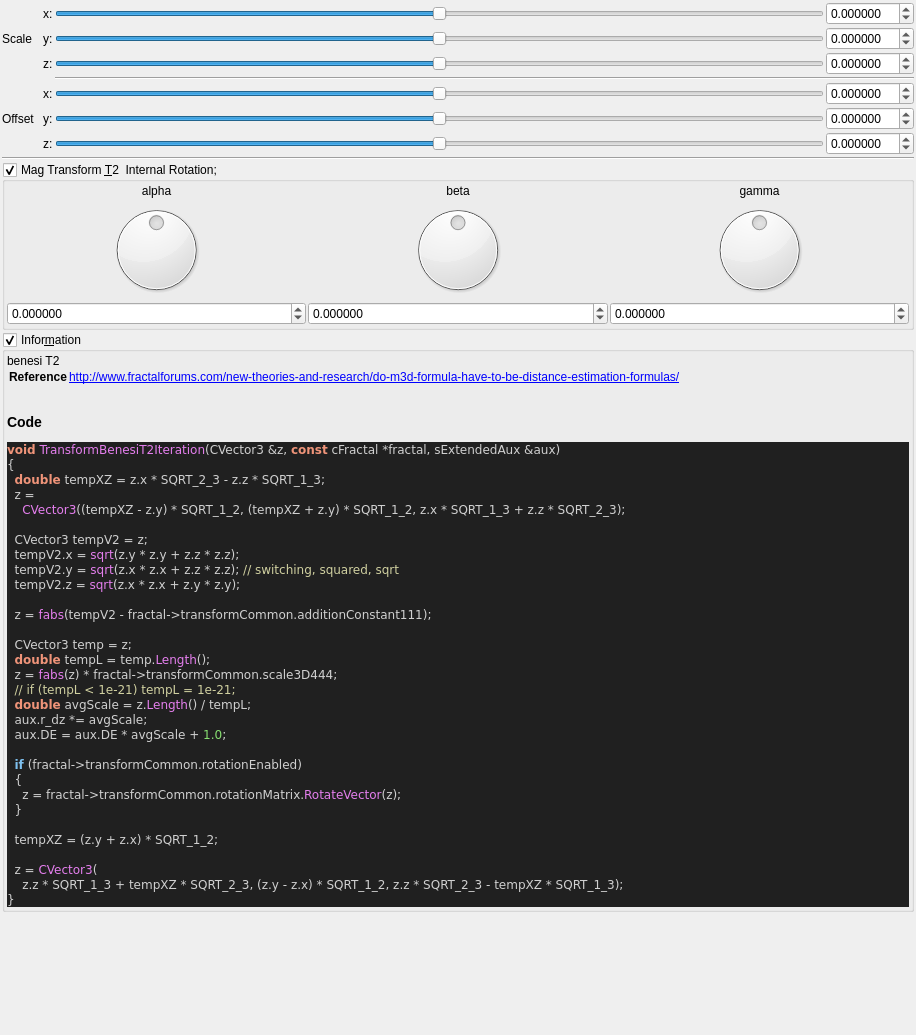
The window that mandelbulber2/qt_data/fractal_transf_benesi_T2.ui (buddhi1980/mandelbulber2) describes before a commit, drawn with Qt 5.
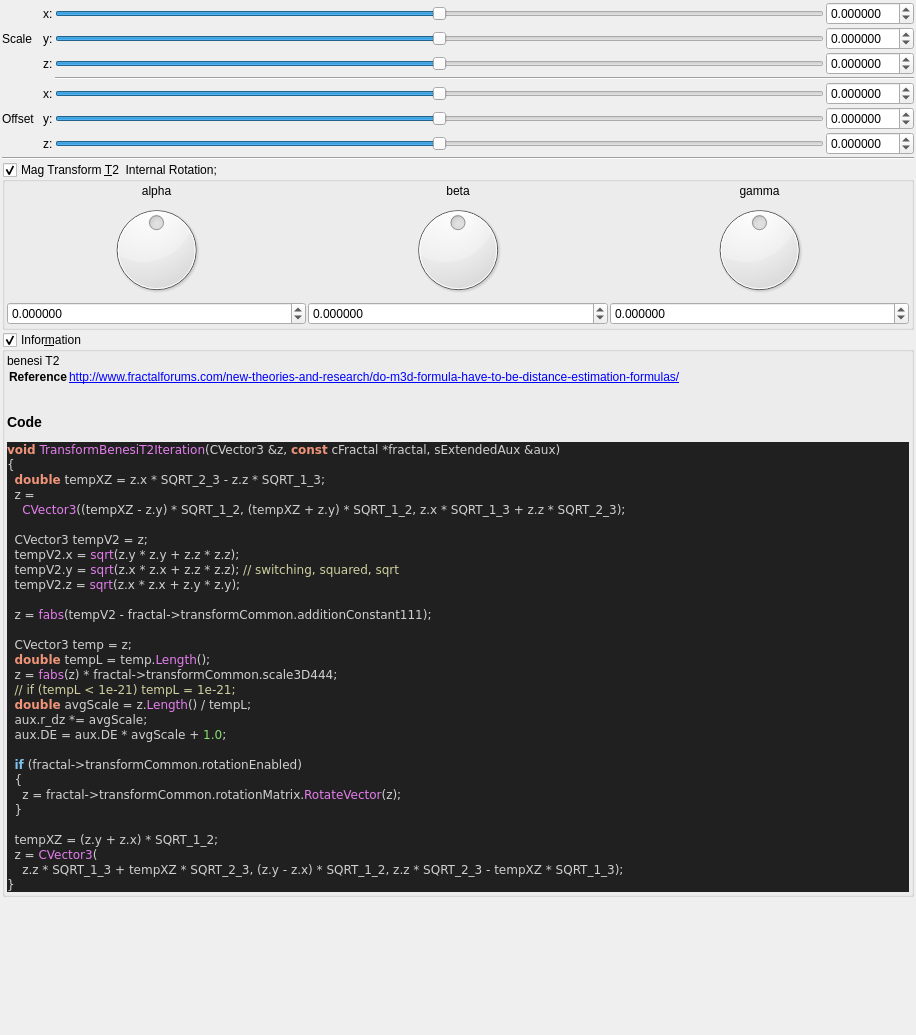
The same window after the commit. Custom widgets are drawn as their Qt base class.

The edit to the form file:
```diff
--- a/mandelbulber2/qt_data/fractal_transf_benesi_T2.ui
+++ b/mandelbulber2/qt_data/fractal_transf_benesi_T2.ui
@@ -656,7 +656,6 @@
   &lt;span style=&quot;color:#d0d0d0&quot;&gt;}&lt;/span&gt;
 
   tempXZ &lt;span style=&quot;color:#d0d0d0&quot;&gt;= (&lt;/span&gt;z&lt;span style=&quot;color:#d0d0d0&quot;&gt;.&lt;/span&gt;y &lt;span style=&quot;color:#d0d0d0&quot;&gt;+&lt;/span&gt; z&lt;span style=&quot;color:#d0d0d0&quot;&gt;.&lt;/span&gt;x&lt;span style=&quot;color:#d0d0d0&quot;&gt;) *&lt;/span&gt; SQRT_1_2&lt;span style=&quot;color:#d0d0d0&quot;&gt;;&lt;/span&gt;
-
   z &lt;span style=&quot;color:#d0d0d0&quot;&gt;=&lt;/span&gt; &lt;span style=&quot;color:#e47eed&quot;&gt;CVector3&lt;/span&gt;&lt;span style=&quot;color:#d0d0d0&quot;&gt;(&lt;/span&gt;
     z&lt;span style=&quot;color:#d0d0d0&quot;&gt;.&lt;/span&gt;z &lt;span style=&quot;color:#d0d0d0&quot;&gt;*&lt;/span&gt; SQRT_1_3 &lt;span style=&quot;color:#d0d0d0&quot;&gt;+&lt;/span&gt; tempXZ &lt;span style=&quot;color:#d0d0d0&quot;&gt;*&lt;/span&gt; SQRT_2_3&lt;span style=&quot;color:#d0d0d0&quot;&gt;, (&lt;/span&gt;z&lt;span style=&quot;color:#d0d0d0&quot;&gt;.&lt;/span&gt;y &lt;span style=&quot;color:#d0d0d0&quot;&gt;-&lt;/span&gt; z&lt;span style=&quot;color:#d0d0d0&quot;&gt;.&lt;/span&gt;x&lt;span style=&quot;color:#d0d0d0&quot;&gt;) *&lt;/span&gt; SQRT_1_2&lt;span style=&quot;color:#d0d0d0&quot;&gt;,&lt;/span&gt; z&lt;span style=&quot;color:#d0d0d0&quot;&gt;.&lt;/span&gt;z &lt;span style=&quot;color:#d0d0d0&quot;&gt;*&lt;/span&gt; SQRT_2_3 &lt;span style=&quot;color:#d0d0d0&quot;&gt;-&lt;/span&gt; tempXZ &lt;span style=&quot;color:#d0d0d0&quot;&gt;*&lt;/span&gt; SQRT_1_3&lt;span style=&quot;color:#d0d0d0&quot;&gt;);&lt;/span&gt;
 &lt;span style=&quot;color:#d0d0d0&quot;&gt;}&lt;/span&gt;
```
